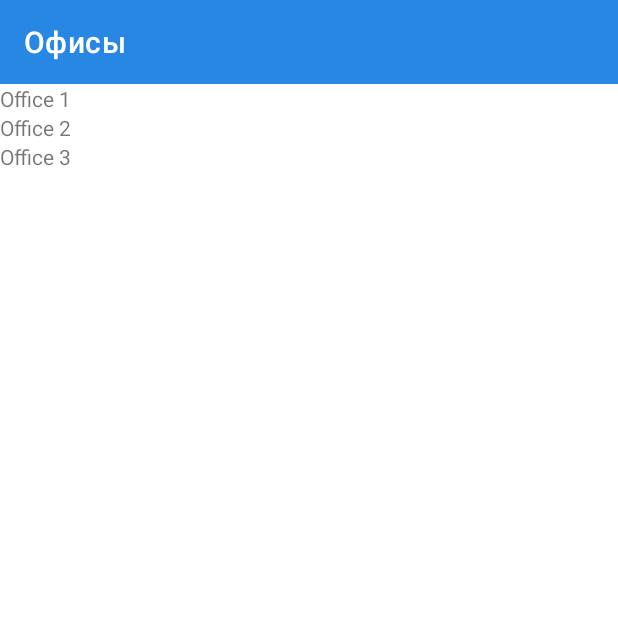
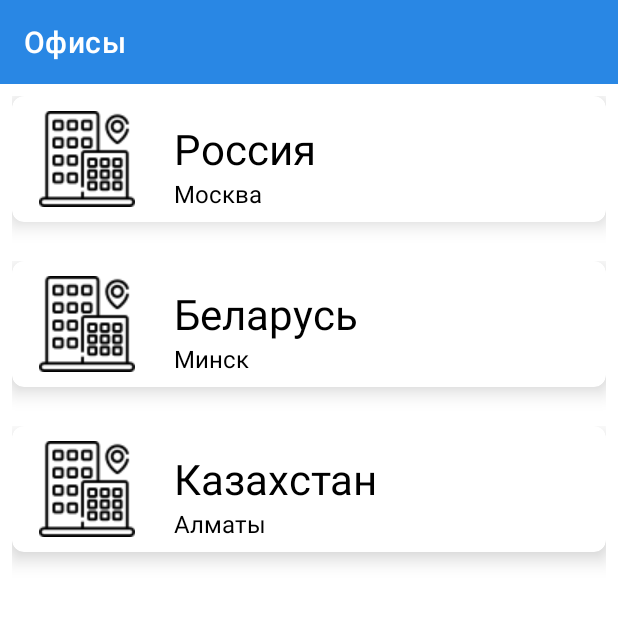
Before and after one commit to Danseren/Sarancha_Lesson2, an Android app: the fragment OfficesFragment placed in its activity, on a phone screen of 412 x 824 dp, the top half of it. Run offline under Robolectric (Android 15) with nearby library versions, the phone set to English and light mode, and no system bars.

Commit message:
Sarancha_Lesson_5_work | Рефакторинг вкладки Офисы, добавил переход по клику на фрагмент с подробной информацией о выбранном офисе

```diff
--- a/app/build.gradle
+++ b/app/build.gradle
@@ -1,6 +1,8 @@
 plugins {
     id 'com.android.application'
     id 'org.jetbrains.kotlin.android'
+    id 'kotlin-android'
+    id 'kotlin-android-extensions'
 }
 
 android {
--- a/app/src/main/java/ru/aston/sarancha_lesson2/AuthorizationFragment.kt
+++ b/app/src/main/java/ru/aston/sarancha_lesson2/AuthorizationFragment.kt
@@ -65,7 +65,8 @@ class AuthorizationFragment : Fragment() {
                     when (etPassword.text.toString()) {
                         CORRECT_PASSWORD -> TextInputLayoutPassword.error = null
                         EMPTY_PASSWORD -> TextInputLayoutPassword.error = null
-                        else -> TextInputLayoutPassword.error = getString(R.string.wrongPasswordMessage)
+                        else -> TextInputLayoutPassword.error =
+                            getString(R.string.wrongPasswordMessage)
                     }
 
                 }
--- /dev/null
+++ b/app/src/main/java/ru/aston/sarancha_lesson2/OfficeAddress.kt
@@ -0,0 +1,11 @@
+package ru.aston.sarancha_lesson2
+
+import android.os.Parcelable
+import kotlinx.android.parcel.Parcelize
+
+@Parcelize
+data class OfficeAddress(
+    val country: String,
+    val city: String,
+    val address: String
+) : Parcelable
--- a/app/src/main/java/ru/aston/sarancha_lesson2/OfficesFragment.kt
+++ b/app/src/main/java/ru/aston/sarancha_lesson2/OfficesFragment.kt
@@ -14,7 +14,6 @@ class OfficesFragment : Fragment(), HasCustomTitle {
     private var _binding: FragmentOfficesBinding? = null
     private val binding get() = _binding!!
 
-
     companion object {
         fun newInstance() = OfficesFragment()
     }
@@ -30,10 +29,34 @@ class OfficesFragment : Fragment(), HasCustomTitle {
     override fun onViewCreated(view: View, savedInstanceState: Bundle?) {
         super.onViewCreated(view, savedInstanceState)
 
+        val dataOfficeAddress = arrayListOf(
+            OfficeAddress(
+                getString(R.string.cvOfficeFirstHeader),
+                getString(R.string.cvOfficeFirstBody),
+                getString(R.string.addressFirstOffice)
+            ),
+            OfficeAddress(
+                getString(R.string.cvOfficeSecondHeader),
+                getString(R.string.cvOfficeSecondBody),
+                getString(R.string.addressSecondOffice)
+            ),
+            OfficeAddress(
+                getString(R.string.cvOfficeThirdHeader),
+                getString(R.string.cvOfficeThirdBody),
+                getString(R.string.addressThirdOffice)
+            )
+        )
+
         with(binding) {
 
-            tv1.setOnClickListener {
-                navigator().showOfficeInfoScreen()
+            officeFirst.setOnClickListener {
+                navigator().showOfficeInfoScreen(dataOfficeAddress[0])
+            }
+            officeSecond.setOnClickListener {
+                navigator().showOfficeInfoScreen(dataOfficeAddress[1])
+            }
+            officeThird.setOnClickListener {
+                navigator().showOfficeInfoScreen(dataOfficeAddress[2])
             }
         }
     }
--- a/app/src/main/java/ru/aston/sarancha_lesson2/contract/Navigator.kt
+++ b/app/src/main/java/ru/aston/sarancha_lesson2/contract/Navigator.kt
@@ -1,24 +1,20 @@
 package ru.aston.sarancha_lesson2.contract
 
-import androidx.fragment.app.Fragment
-
-typealias ResultListener<T> = (T) -> Unit
+import ru.aston.sarancha_lesson2.OfficeAddress
 
 interface Navigator {
 
-    fun showAboutScreen() {}
+    fun showAboutScreen()
 
-    fun showAuthorizationScreen() {}
+    fun showAuthorizationScreen()
 
-    fun showMainScreen() {}
+    fun showMainScreen()
 
-    fun showOfficeInfoScreen() {}
+    fun showOfficeInfoScreen(officeAddress: OfficeAddress)
 
-    fun showOfficesScreen() {}
+    fun showOfficesScreen()
 
-    fun showVacanciesScreen() {}
+    fun showVacanciesScreen()
 
-    fun goBack() {}
-
-    fun goToMenu() {}
+    fun goBack()
 }
--- a/app/src/main/res/layout/fragment_offices.xml
+++ b/app/src/main/res/layout/fragment_offices.xml
@@ -1,31 +1,47 @@
 <?xml version="1.0" encoding="utf-8"?>
 <androidx.constraintlayout.widget.ConstraintLayout xmlns:android="http://schemas.android.com/apk/res/android"
+    xmlns:app="http://schemas.android.com/apk/res-auto"
     android:layout_width="match_parent"
-    android:layout_height="match_parent"
-    xmlns:app="http://schemas.android.com/apk/res-auto">>
+    android:layout_height="match_parent">
 
-    <TextView
-        android:id="@+id/tv1"
-        android:layout_width="wrap_content"
-        android:layout_height="wrap_content"
-        android:text="Office 1"
+    <ru.aston.sarancha_lesson2.CustomView
+        android:id="@+id/officeFirst"
+        android:layout_width="0dp"
+        android:layout_height="@dimen/vacancyHeight"
+        android:layout_marginStart="@dimen/marginMedium"
+        android:layout_marginTop="@dimen/marginMedium"
+        android:layout_marginEnd="@dimen/marginMedium"
+        app:bodyText="@string/cvOfficeFirstBody"
+        app:headerText="@string/cvOfficeFirstHeader"
+        app:imageSrc="@drawable/office_building_64"
+        app:layout_constraintEnd_toEndOf="parent"
         app:layout_constraintStart_toStartOf="parent"
         app:layout_constraintTop_toTopOf="parent" />
 
-    <TextView
-        android:id="@+id/tv2"
-        android:layout_width="wrap_content"
-        android:layout_height="wrap_content"
-        android:text="Office 2"
+    <ru.aston.sarancha_lesson2.CustomView
+        android:id="@+id/officeSecond"
+        android:layout_width="0dp"
+        android:layout_height="@dimen/vacancyHeight"
+        android:layout_marginStart="@dimen/marginMedium"
+        android:layout_marginEnd="@dimen/marginMedium"
+        app:bodyText="@string/cvOfficeSecondBody"
+        app:headerText="@string/cvOfficeSecondHeader"
+        app:imageSrc="@drawable/office_building_64"
+        app:layout_constraintEnd_toEndOf="parent"
         app:layout_constraintStart_toStartOf="parent"
-        app:layout_constraintTop_toBottomOf="@+id/tv1" />
+        app:layout_constraintTop_toBottomOf="@+id/officeFirst" />
 
-    <TextView
-        android:id="@+id/tv3"
-        android:layout_width="wrap_content"
-        android:layout_height="wrap_content"
-        android:text="Office 3"
+    <ru.aston.sarancha_lesson2.CustomView
+        android:id="@+id/officeThird"
+        android:layout_width="0dp"
+        android:layout_height="@dimen/vacancyHeight"
+        android:layout_marginStart="@dimen/marginMedium"
+        android:layout_marginEnd="@dimen/marginMedium"
+        app:bodyText="@string/cvOfficeThirdBody"
+        app:headerText="@string/cvOfficeThirdHeader"
+        app:imageSrc="@drawable/office_building_64"
+        app:layout_constraintEnd_toEndOf="parent"
         app:layout_constraintStart_toStartOf="parent"
-        app:layout_constraintTop_toBottomOf="@+id/tv2" />
+        app:layout_constraintTop_toBottomOf="@+id/officeSecond" />
 
 </androidx.constraintlayout.widget.ConstraintLayout>
--- a/app/src/main/res/layout/part_info.xml
+++ b/app/src/main/res/layout/part_info.xml
@@ -38,13 +38,14 @@
                 android:layout_width="wrap_content"
                 android:layout_height="wrap_content"
                 android:orientation="vertical"
-                app:layout_constraintGuide_percent="0.3" />
+                app:layout_constraintGuide_percent="0.2" />
 
             <TextView
                 android:id="@+id/tvLogoHeader"
                 style="@style/TitleTextStyle"
                 android:layout_width="0dp"
                 android:layout_height="wrap_content"
+                android:layout_marginStart="@dimen/marginExtraLarge"
                 android:layout_marginTop="@dimen/marginMedium"
                 android:contentDescription="@string/contentDescription"
                 android:text="@string/tvVacancyHeader"
@@ -57,6 +58,7 @@
                 style="@style/SmallTextStyle"
                 android:layout_width="0dp"
                 android:layout_height="wrap_content"
+                android:layout_marginStart="@dimen/marginExtraLarge"
                 android:contentDescription="@string/contentDescription"
                 android:text="@string/tvVacancyText"
                 app:layout_constraintEnd_toEndOf="parent"
--- a/app/src/main/res/values/dimens.xml
+++ b/app/src/main/res/values/dimens.xml
@@ -8,6 +8,6 @@
     <dimen name="chipSpacingHorizontal">4dp</dimen>
     <dimen name="btnTextSize">20sp</dimen>
     <dimen name="radius">8dp</dimen>
-    <dimen name="vacancyHeight">120dp</dimen>
+    <dimen name="vacancyHeight">110dp</dimen>
     <dimen name="elevation">8dp</dimen>
 </resources>
--- a/app/src/main/res/values/strings.xml
+++ b/app/src/main/res/values/strings.xml
@@ -18,10 +18,19 @@
     <string name="hintLayoutLogin">Login</string>
     <string name="hintLayoutPassword">Password</string>
     <string name="btnEntrance">Войти</string>
-    <string name="vvFirstHeader">Начальник</string>
-    <string name="vvFirstBody">Руководить небольшим коллективом</string>
-    <string name="vvSecondHeader">Менеджер</string>
-    <string name="vvSecondBody">Организовывать работу</string>
-    <string name="vvThirdHeader">Разработчик</string>
-    <string name="vvThirdBody">Разрабатывать продукт</string>
+    <string name="cvFirstHeader">Начальник</string>
+    <string name="cvFirstBody">Руководить небольшим коллективом</string>
+    <string name="cvSecondHeader">Менеджер</string>
+    <string name="cvSecondBody">Организовывать работу</string>
+    <string name="cvThirdHeader">Разработчик</string>
+    <string name="cvThirdBody">Разрабатывать продукт</string>
+    <string name="cvOfficeFirstHeader">Россия</string>
+    <string name="cvOfficeFirstBody">Москва</string>
+    <string name="cvOfficeSecondHeader">Беларусь</string>
+    <string name="cvOfficeSecondBody">Минск</string>
+    <string name="cvOfficeThirdHeader">Казахстан</string>
+    <string name="cvOfficeThirdBody">Алматы</string>
+    <string name="addressFirstOffice">БЦ «Башня Империя», 3 подъезд, 53 этаж, офис 13</string>
+    <string name="addressSecondOffice">пр-т Победителей, 7А</string>
+    <string name="addressThirdOffice">Бостандыкский район, микрорайон Коктем-2, здание 22</string>
 </resources>
```
Also changed, not shown: app/src/main/java/ru/aston/sarancha_lesson2/MainActivity.kt (+25 -10 lines), app/src/main/java/ru/aston/sarancha_lesson2/OfficeInfoFragment.kt (+32 -3 lines), app/src/main/res/layout/fragment_office_info.xml (+38 -10 lines), app/src/main/res/layout/fragment_vacancies.xml (+6 -7 lines), app/src/main/res/drawable-v24/office_building_64.png (added).
